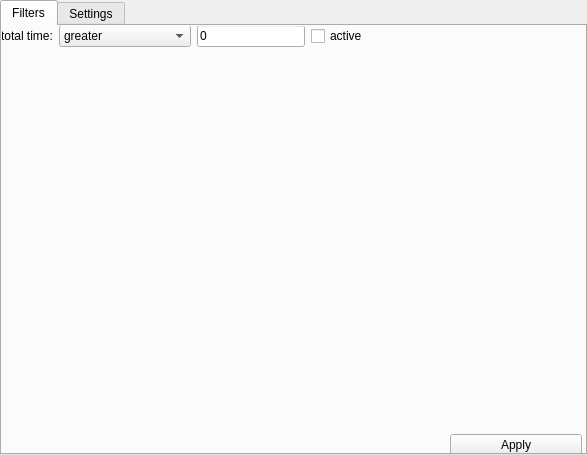
maxscheurer/pycontact, file settings.ui: the form before one commit.
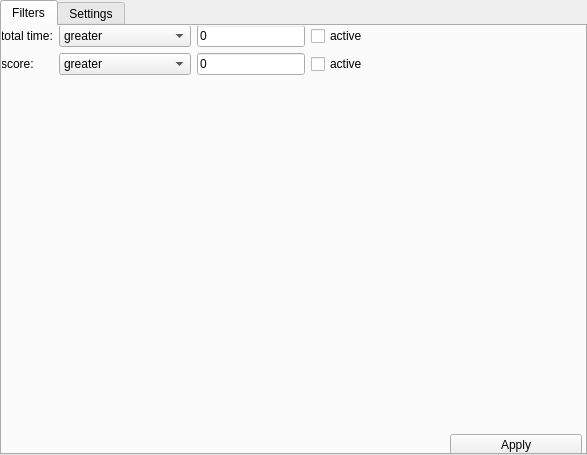
The form after the commit. The open tabs and pages were chosen to show the change.

Commit message: - total time filter

Diff of the .ui file:
```diff
--- a/settings.ui
+++ b/settings.ui
@@ -112,6 +112,56 @@
        </property>
       </widget>
      </item>
+     <item row="1" column="0">
+      <widget class="QLabel" name="scoreLabel">
+       <property name="sizePolicy">
+        <sizepolicy hsizetype="Fixed" vsizetype="Preferred">
+         <horstretch>0</horstretch>
+         <verstretch>0</verstretch>
+        </sizepolicy>
+       </property>
+       <property name="text">
+        <string>score:</string>
+       </property>
+      </widget>
+     </item>
+     <item row="1" column="2">
+      <widget class="QLineEdit" name="scoreField">
+       <property name="sizePolicy">
+        <sizepolicy hsizetype="Fixed" vsizetype="Fixed">
+         <horstretch>0</horstretch>
+         <verstretch>0</verstretch>
+        </sizepolicy>
+       </property>
+       <property name="text">
+        <string>0</string>
+       </property>
+      </widget>
+     </item>
+     <item row="1" column="1">
+      <widget class="QComboBox" name="compareScoreDropdown">
+       <property name="currentText">
+        <string>greater</string>
+       </property>
+       <item>
+        <property name="text">
+         <string>greater</string>
+        </property>
+       </item>
+       <item>
+        <property name="text">
+         <string>smaller</string>
+        </property>
+       </item>
+      </widget>
+     </item>
+     <item row="1" column="3">
+      <widget class="QCheckBox" name="activeScoreCheckbox">
+       <property name="text">
+        <string>active</string>
+       </property>
+      </widget>
+     </item>
     </layout>
    </widget>
   </widget>
```
Left out of the diff: 2 changed lines with no effect on the pictures. The commit also changes 2 other files.
